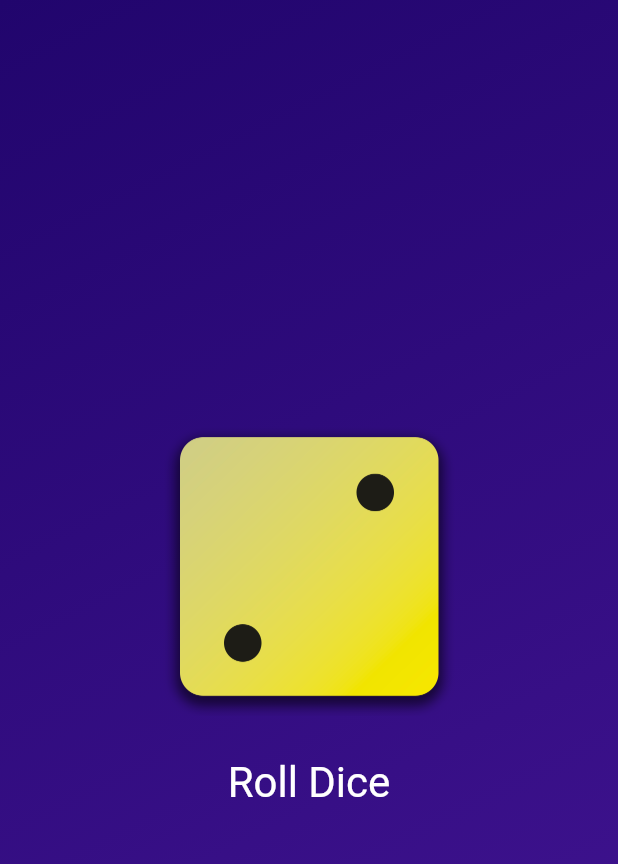
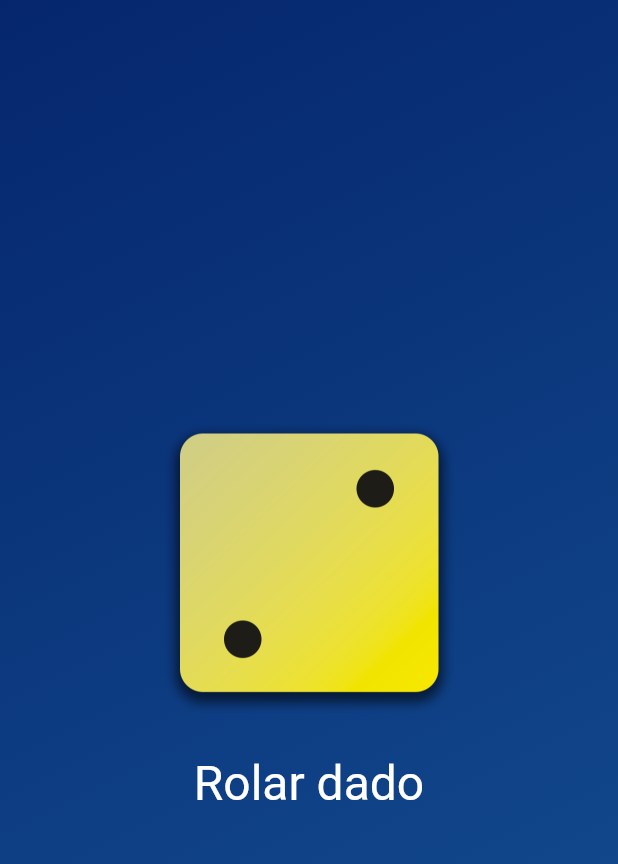
Before and after one commit to gfloriano11/mobile-development-class, a Flutter app: the screen it shows after launch, on a phone screen of 412 x 824 dp. Shown: the top 864 px of the screen. Run offline on Flutter 3.47's test engine with Material 3 defaults, Android fonts, the phone set to English and light mode, and no system bars.

Commit message:
feat: change project following class activity

```diff
--- a/diceb/lib/dice_roller.dart
+++ b/diceb/lib/dice_roller.dart
@@ -40,10 +40,10 @@ class _DiceRollerState extends State<DiceRoller> {
             // ),
             foregroundColor: Colors.white,
             textStyle: const TextStyle(
-              fontSize: 28,
+              fontSize: 32,
             ),
           ),
-          child: const Text('Roll Dice'),
+          child: const Text('Rolar dado'),
         )
       ],
     );
--- a/diceb/lib/main.dart
+++ b/diceb/lib/main.dart
@@ -7,8 +7,8 @@ void main() {
     const MaterialApp(
       home: Scaffold(
         body: GradientContainer(
-          Color.fromARGB(255, 33, 5, 109),
-          Color.fromARGB(255, 68, 21, 149),
+          Color.fromARGB(255, 5, 38, 109),
+          Color.fromARGB(255, 21, 81, 149),
         ),
       ),
     ),
```
